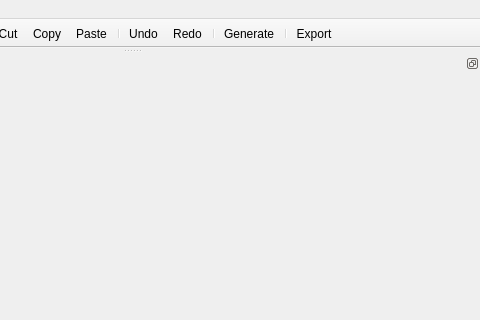
Old version of the form omelette/fromage/resources/fromage.ui in the repository pienkowb/omelette; both pictures show x 216 to 696 and y 0 to 320 of the 696 by 594 pixel window.
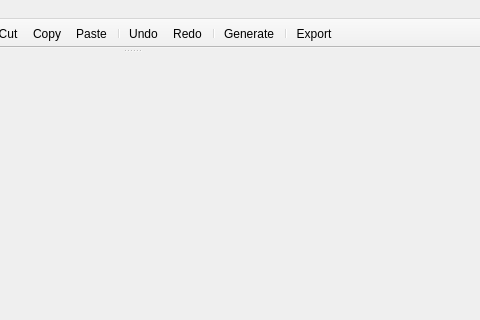
New version of the form. Icons and pictures are not drawn.

Diff of the .ui file:
```diff
--- a/omelette/fromage/resources/fromage.ui
+++ b/omelette/fromage/resources/fromage.ui
@@ -123,7 +123,7 @@
     <bool>false</bool>
    </property>
    <property name="features">
-    <set>QDockWidget::DockWidgetFloatable|QDockWidget::DockWidgetMovable</set>
+    <set>QDockWidget::NoDockWidgetFeatures</set>
    </property>
    <property name="windowTitle">
     <string>Messages</string>
```
Left out of the diff: 8 changed lines with no effect on the pictures.
